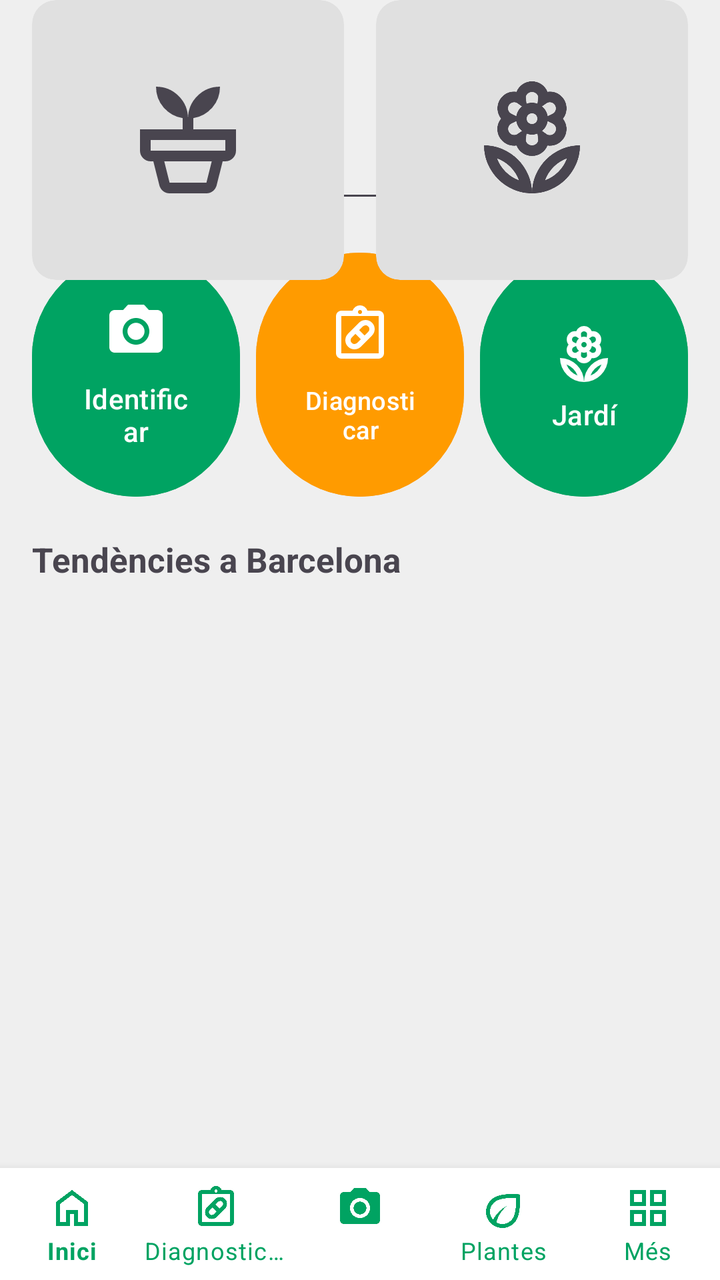
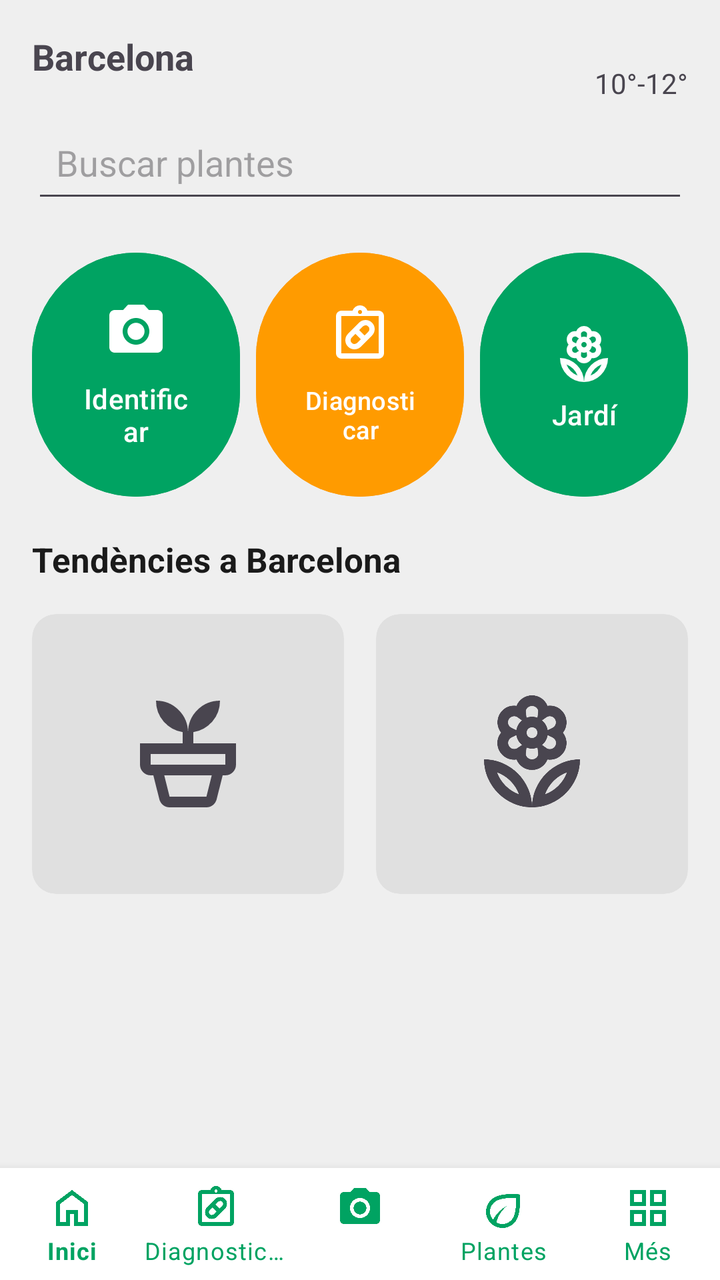

Two renders of the same Android screen: before a commit and after it. Below are the layout's source before the change and the commit's diff.
<!-- AndroidManifest.xml: application theme Theme.Plantzone -->
<!-- res/layout/activity_main.xml -->
<?xml version="1.0" encoding="utf-8"?>
<androidx.coordinatorlayout.widget.CoordinatorLayout
    xmlns:android="http://schemas.android.com/apk/res/android"
    xmlns:app="http://schemas.android.com/apk/res-auto"
    xmlns:tools="http://schemas.android.com/tools"
    android:layout_width="match_parent"
    android:layout_height="match_parent"
    android:background="@color/lightgray">

    
    <androidx.constraintlayout.widget.ConstraintLayout
        android:layout_width="match_parent"
        android:layout_height="match_parent"
        android:paddingBottom="80dp"
        android:background="@color/lightgray">

        
        <TextView
            android:id="@+id/txtCiudad"
            android:layout_width="wrap_content"
            android:layout_height="wrap_content"
            android:text="Barcelona"
            android:textSize="18sp"
            android:textStyle="bold"
            app:layout_constraintTop_toTopOf="parent"
            app:layout_constraintStart_toStartOf="parent"
            android:layout_margin="16dp"/>

        <TextView
            android:id="@+id/txtTemp"
            android:layout_width="wrap_content"
            android:layout_height="wrap_content"
            android:text="10°-12°"
            app:layout_constraintTop_toTopOf="@id/txtCiudad"
            app:layout_constraintEnd_toEndOf="parent"
            android:layout_margin="16dp"/>

        
        <EditText
            android:id="@+id/search"
            android:layout_width="0dp"
            android:layout_height="50dp"
            android:hint="Buscar plantes"
            android:padding="12dp"
            app:layout_constraintTop_toBottomOf="@id/txtCiudad"
            app:layout_constraintStart_toStartOf="parent"
            app:layout_constraintEnd_toEndOf="parent"
            android:layout_margin="16dp"/>

        
        <LinearLayout
            android:id="@+id/menuOpciones"
            android:layout_width="0dp"
            android:layout_height="130dp"
            android:orientation="horizontal"
            android:weightSum="3"
            app:layout_constraintTop_toBottomOf="@id/search"
            app:layout_constraintStart_toStartOf="parent"
            app:layout_constraintEnd_toEndOf="parent"
            android:layout_margin="16dp">

            <com.google.android.material.button.MaterialButton
                android:layout_width="0dp"
                android:layout_height="match_parent"
                android:layout_weight="1"
                android:text="Identificar"
                android:layout_marginEnd="4dp"
                app:icon="@drawable/ic_camera"
                app:iconGravity="textTop"
                app:iconPadding="8dp"
                app:iconSize="32dp"
                android:backgroundTint="@color/green_500"/>

            <com.google.android.material.button.MaterialButton
                android:layout_width="0dp"
                android:layout_height="match_parent"
                android:layout_weight="1"
                android:backgroundTint="@color/orange_500"
                android:text="Diagnosticar"
                android:textSize="12.5sp"
                android:layout_marginHorizontal="4dp"
                app:icon="@drawable/ic_health"
                app:iconGravity="textTop"
                app:iconPadding="8dp"
                app:iconSize="32dp" />

            <com.google.android.material.button.MaterialButton
                android:layout_width="0dp"
                android:layout_height="match_parent"
                android:layout_weight="1"
                android:backgroundTint="@color/green_500"
                android:text="Jardí"
                android:layout_marginStart="4dp"
                app:icon="@drawable/ic_plant"
                app:iconGravity="textTop"
                app:iconPadding="8dp"
                app:iconSize="32dp" />

        </LinearLayout>

        
        <TextView
            android:id="@+id/txtTendencias"
            android:layout_width="wrap_content"
            android:layout_height="wrap_content"
            android:text="Tendències a Barcelona"
            android:textStyle="bold"
            android:textSize="17dp"
            app:layout_constraintTop_toBottomOf="@id/menuOpciones"
            android:layout_margin="16dp"
            app:layout_constraintStart_toStartOf="parent"/>

        <LinearLayout
            android:id="@+id/gridPreferits"
            android:layout_width="match_parent"
            android:layout_height="wrap_content"
            android:orientation="horizontal"
            android:paddingStart="16dp"
            android:paddingEnd="16dp"
            android:paddingBottom="20dp"
            android:weightSum="2"
            tools:layout_editor_absoluteX="0dp"
            tools:layout_editor_absoluteY="301dp"
            tools:ignore="MissingConstraints">

            
            <androidx.cardview.widget.CardView
                android:layout_width="0dp"
                android:layout_height="140dp"
                android:layout_marginEnd="8dp"
                android:layout_weight="1"
                app:cardBackgroundColor="#E0E0E0"
                app:cardCornerRadius="12dp"
                app:cardElevation="0dp">

                <ImageView
                    android:id="@+id/ivPlant1"
                    android:layout_width="64dp"
                    android:layout_height="64dp"
                    android:layout_gravity="center"
                    android:contentDescription="Planta preferida 1"
                    android:src="@drawable/potted_plant_24px" />

            </androidx.cardview.widget.CardView>

            
            <androidx.cardview.widget.CardView
                android:layout_width="0dp"
                android:layout_height="140dp"
                android:layout_marginStart="8dp"
                android:layout_weight="1"
                app:cardBackgroundColor="#E0E0E0"
                app:cardCornerRadius="12dp"
                app:cardElevation="0dp">

                <ImageView
                    android:id="@+id/ivPlant2"
                    android:layout_width="64dp"
                    android:layout_height="64dp"
                    android:layout_gravity="center"
                    android:contentDescription="Planta preferida 2"
                    android:src="@drawable/local_florist_24px" />

            </androidx.cardview.widget.CardView>

        </LinearLayout>

    </androidx.constraintlayout.widget.ConstraintLayout>

    
    <com.google.android.material.bottomnavigation.BottomNavigationView
        android:id="@+id/bottomNav"
        android:layout_width="match_parent"
        android:layout_height="wrap_content"
        android:layout_gravity="bottom"
        app:menu="@menu/bottom_nav_menu"
        app:labelVisibilityMode="labeled" />

</androidx.coordinatorlayout.widget.CoordinatorLayout>
<!-- resources referenced by this layout -->
<resources>
  <color name="green_500">#00A362</color>
  <color name="lightgray">#EFEFEF</color>
  <color name="orange_500">#FF9B00</color>
  <!-- drawable ic_camera (drawable) -->
  <vector xmlns:android="http://schemas.android.com/apk/res/android" android:height="24dp" android:tint="#00A362" android:viewportHeight="24" android:viewportWidth="24" android:width="24dp">
        
      <path android:fillColor="@android:color/white" android:pathData="M12,12m-3.2,0a3.2,3.2 0,1 1,6.4 0a3.2,3.2 0,1 1,-6.4 0"/>
        
      <path android:fillColor="@android:color/white" android:pathData="M9,2L7.17,4L4,4c-1.1,0 -2,0.9 -2,2v12c0,1.1 0.9,2 2,2h16c1.1,0 2,-0.9 2,-2L22,6c0,-1.1 -0.9,-2 -2,-2h-3.17L15,2L9,2zM12,17c-2.76,0 -5,-2.24 -5,-5s2.24,-5 5,-5 5,2.24 5,5 -2.24,5 -5,5z"/>
      
  </vector>
  <!-- drawable potted_plant_24px (drawable) -->
  <vector xmlns:android="http://schemas.android.com/apk/res/android"
      android:width="24dp"
      android:height="24dp"
      android:viewportWidth="960"
      android:viewportHeight="960"
      android:tint="?attr/colorControlNormal">
    <path
        android:fillColor="@android:color/white"
        android:pathData="M342,800L618,800Q618,800 618,800Q618,800 618,800L658,640L302,640L342,800Q342,800 342,800Q342,800 342,800ZM342,880Q314,880 293,863Q272,846 265,819L220,640L740,640L695,819Q688,846 667,863Q646,880 618,880L342,880ZM200,560L760,560Q760,560 760,560Q760,560 760,560L760,480L200,480L200,560Q200,560 200,560Q200,560 200,560ZM480,320Q480,220 550,150Q620,80 720,80Q720,170 663,236Q606,302 520,316L520,400L840,400L840,560Q840,593 816.5,616.5Q793,640 760,640L200,640Q167,640 143.5,616.5Q120,593 120,560L120,400L440,400L440,316Q354,302 297,236Q240,170 240,80Q340,80 410,150Q480,220 480,320Z"/>
  </vector>
  <style name="Theme.Plantzone" parent="Base.Theme.Plantzone" />
  <style name="Base.Theme.Plantzone" parent="Theme.Material3.DayNight.NoActionBar">
          <item name="colorPrimary">@color/blue_500</item>
          <item name="colorOnPrimary">@color/white</item>
          <item name="colorSecondary">@color/orange_500</item>
          <item name="colorOnSecondary">@color/black</item>
          <item name="colorTertiary">@color/green_500</item>
          <item name="colorOnTertiary">@color/white</item>
          <item name="android:colorBackground">@color/white</item>
          <item name="colorOnBackground">@color/black</item>
          <item name="colorSurface">@color/blue_50</item>
          <item name="colorOnSurface">@color/black</item>
  
          
          <item name="bottomNavigationStyle">@style/MyBottomNav</item>
      </style>
  <color name="blue_500">#009CFF</color>
  <color name="white">#FFFFFF</color>
  <color name="black">#0F0F0F</color>
  <color name="blue_50">#E3F3FE</color>
  <style name="MyBottomNav" parent="Widget.MaterialComponents.BottomNavigationView">
          <item name="itemIconTint">@color/green_500</item>
          <item name="itemTextColor">@color/green_500</item>
          <item name="android:background">@color/white</item>
      </style>
  <!-- unchanged entries left out for length: 3 -->
</resources>

<!-- the commit's change to res/layout/activity_main.xml (unified diff, before → after) -->
@@ -9,76 +9,78 @@
 
     
     <androidx.constraintlayout.widget.ConstraintLayout
+        android:id="@+id/constraintLayout"
         android:layout_width="match_parent"
         android:layout_height="match_parent"
-        android:paddingBottom="80dp"
-        android:background="@color/lightgray">
+        android:background="@color/lightgray"
+        android:paddingBottom="80dp">
 
         
+
         <TextView
             android:id="@+id/txtCiudad"
             android:layout_width="wrap_content"
             android:layout_height="wrap_content"
+            android:layout_margin="16dp"
             android:text="Barcelona"
             android:textSize="18sp"
             android:textStyle="bold"
-            app:layout_constraintTop_toTopOf="parent"
             app:layout_constraintStart_toStartOf="parent"
-            android:layout_margin="16dp"/>
+            app:layout_constraintTop_toTopOf="parent" />
 
         <TextView
             android:id="@+id/txtTemp"
             android:layout_width="wrap_content"
             android:layout_height="wrap_content"
+            android:layout_margin="16dp"
             android:text="10°-12°"
-            app:layout_constraintTop_toTopOf="@id/txtCiudad"
             app:layout_constraintEnd_toEndOf="parent"
-            android:layout_margin="16dp"/>
+            app:layout_constraintTop_toTopOf="@id/txtCiudad" />
 
         
         <EditText
             android:id="@+id/search"
             android:layout_width="0dp"
             android:layout_height="50dp"
+            android:layout_margin="16dp"
             android:hint="Buscar plantes"
             android:padding="12dp"
-            app:layout_constraintTop_toBottomOf="@id/txtCiudad"
+            app:layout_constraintEnd_toEndOf="parent"
             app:layout_constraintStart_toStartOf="parent"
-            app:layout_constraintEnd_toEndOf="parent"
-            android:layout_margin="16dp"/>
+            app:layout_constraintTop_toBottomOf="@id/txtCiudad" />
 
         
         <LinearLayout
             android:id="@+id/menuOpciones"
             android:layout_width="0dp"
             android:layout_height="130dp"
+            android:layout_margin="16dp"
             android:orientation="horizontal"
             android:weightSum="3"
-            app:layout_constraintTop_toBottomOf="@id/search"
+            app:layout_constraintEnd_toEndOf="parent"
             app:layout_constraintStart_toStartOf="parent"
-            app:layout_constraintEnd_toEndOf="parent"
-            android:layout_margin="16dp">
+            app:layout_constraintTop_toBottomOf="@id/search">
 
             <com.google.android.material.button.MaterialButton
                 android:layout_width="0dp"
                 android:layout_height="match_parent"
+                android:layout_marginEnd="4dp"
                 android:layout_weight="1"
+                android:backgroundTint="@color/green_500"
                 android:text="Identificar"
-                android:layout_marginEnd="4dp"
                 app:icon="@drawable/ic_camera"
                 app:iconGravity="textTop"
                 app:iconPadding="8dp"
-                app:iconSize="32dp"
-                android:backgroundTint="@color/green_500"/>
+                app:iconSize="32dp" />
 
             <com.google.android.material.button.MaterialButton
                 android:layout_width="0dp"
                 android:layout_height="match_parent"
+                android:layout_marginHorizontal="4dp"
                 android:layout_weight="1"
                 android:backgroundTint="@color/orange_500"
                 android:text="Diagnosticar"
                 android:textSize="12.5sp"
-                android:layout_marginHorizontal="4dp"
                 app:icon="@drawable/ic_health"
                 app:iconGravity="textTop"
                 app:iconPadding="8dp"
@@ -87,10 +89,10 @@
             <com.google.android.material.button.MaterialButton
                 android:layout_width="0dp"
                 android:layout_height="match_parent"
+                android:layout_marginStart="4dp"
                 android:layout_weight="1"
                 android:backgroundTint="@color/green_500"
                 android:text="Jardí"
-                android:layout_marginStart="4dp"
                 app:icon="@drawable/ic_plant"
                 app:iconGravity="textTop"
                 app:iconPadding="8dp"
@@ -101,27 +103,28 @@
         
         <TextView
             android:id="@+id/txtTendencias"
+            android:textColor="#1A1A1A"
             android:layout_width="wrap_content"
             android:layout_height="wrap_content"
+            android:layout_margin="16dp"
             android:text="Tendències a Barcelona"
+            android:textSize="17dp"
             android:textStyle="bold"
-            android:textSize="17dp"
-            app:layout_constraintTop_toBottomOf="@id/menuOpciones"
-            android:layout_margin="16dp"
-            app:layout_constraintStart_toStartOf="parent"/>
+            app:layout_constraintStart_toStartOf="parent"
+            app:layout_constraintTop_toBottomOf="@id/menuOpciones" />
 
         <LinearLayout
             android:id="@+id/gridPreferits"
             android:layout_width="match_parent"
             android:layout_height="wrap_content"
             android:orientation="horizontal"
+            android:paddingTop="16dp"
             android:paddingStart="16dp"
             android:paddingEnd="16dp"
-            android:paddingBottom="20dp"
             android:weightSum="2"
-            tools:layout_editor_absoluteX="0dp"
-            tools:layout_editor_absoluteY="301dp"
-            tools:ignore="MissingConstraints">
+            app:layout_constraintTop_toBottomOf="@+id/txtTendencias"
+            tools:ignore="MissingConstraints"
+            tools:layout_editor_absoluteX="0dp">
 
             
             <androidx.cardview.widget.CardView
